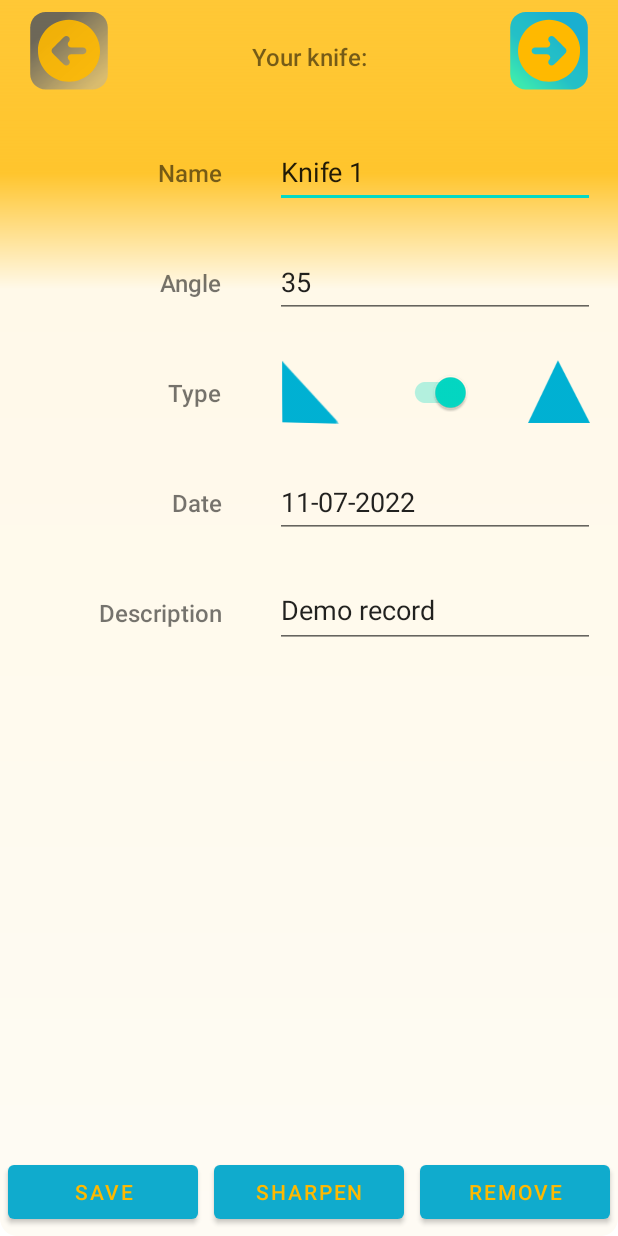
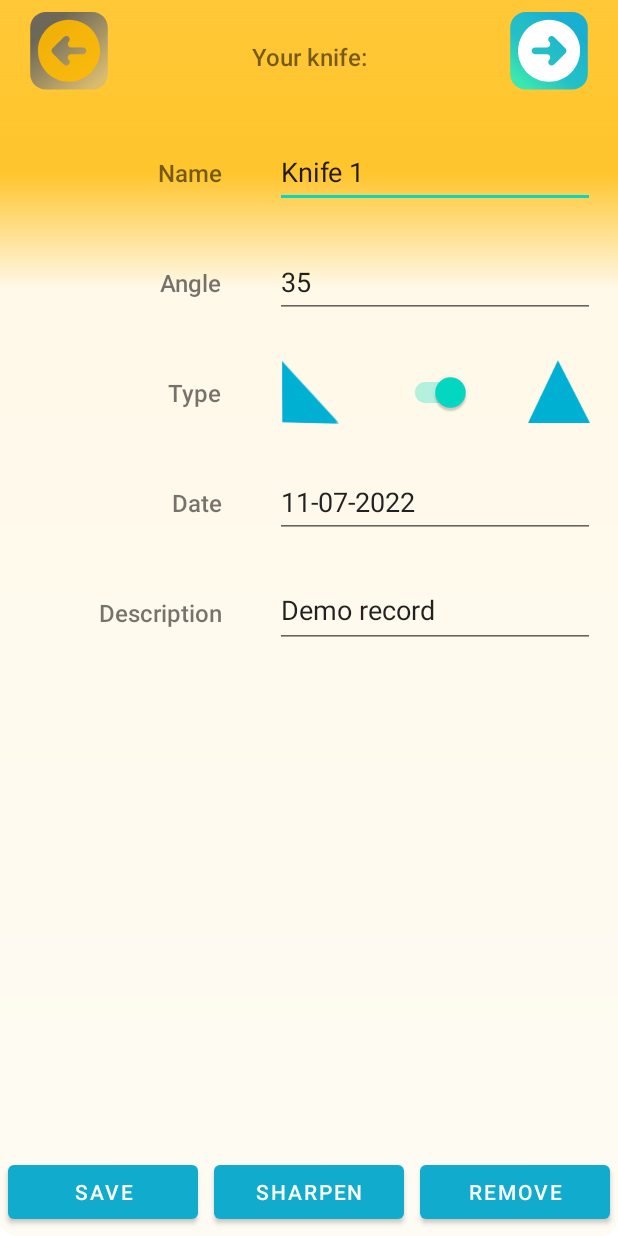
Before and after one commit to ArtyseevWork/KniveSharpening, an Android app: the screen it shows after launch (KnifeActivity), after a tap on "Knife 1", on a phone screen of 412 x 824 dp. Run offline under Robolectric (Android 15) with nearby library versions, the phone set to English and light mode, and no system bars.

Commit message:
fix rw error with list of knives, fix ui - btn colors

```diff
--- a/app/build.gradle
+++ b/app/build.gradle
@@ -9,8 +9,8 @@ android {
         applicationId "com.mordansoft.angleofknife"
         minSdk 21
         targetSdk 32
-        versionCode 2
-        versionName "1.1"
+        versionCode 3
+        versionName "1.2"
 
         testInstrumentationRunner "android.support.test.runner.AndroidJUnitRunner"
     }
--- a/app/src/main/AndroidManifest.xml
+++ b/app/src/main/AndroidManifest.xml
@@ -1,7 +1,8 @@
 <?xml version="1.0" encoding="utf-8"?>
 <manifest xmlns:android="http://schemas.android.com/apk/res/android"
     xmlns:tools="http://schemas.android.com/tools"
-    package="com.mordansoft.angleofknife">
+    package="com.mordansoft.angleofknife"
+    >
 
     <application
         android:allowBackup="true"
@@ -12,6 +13,7 @@
         android:roundIcon="@mipmap/ic_launcher_round"
         android:supportsRtl="true"
         android:theme="@style/Theme.KnifeSharpening"
+
         tools:targetApi="31">
 
         <activity
--- a/app/src/main/res/drawable/ic_arrow.xml
+++ b/app/src/main/res/drawable/ic_arrow.xml
@@ -22,5 +22,5 @@
   </path>
   <path
       android:pathData="M29,45C40.0457,45 49,36.0457 49,25C49,13.9543 40.0457,5 29,5C17.9542,5 9,13.9543 9,25C9,36.0457 17.9542,45 29,45ZM18.3475,23.5554C18.3529,23.5492 18.3581,23.5428 18.3636,23.5367C18.421,23.4737 17.999,23.8979 25.7754,16.1214C26.6257,15.2711 28.0051,15.27 28.8566,16.1214C29.7074,16.9722 29.7074,18.3516 28.8566,19.2024C27.5211,20.5379 28.4669,22.8214 30.3556,22.8214L38.022,22.8214C39.2253,22.8214 40.2006,23.7968 40.2006,25C40.2006,26.2032 39.2253,27.1786 38.022,27.1786L30.3555,27.1786C28.4668,27.1786 27.521,29.4621 28.8565,30.7976C29.7073,31.6484 29.7073,33.0278 28.8565,33.8786C28.0056,34.7294 26.6262,34.7294 25.7753,33.8786C17.9498,26.0531 18.3934,26.5035 18.2937,26.3821C17.6158,25.5552 17.6358,24.3577 18.3475,23.5554Z"
-      android:fillColor="#FFB900"/>
+      android:fillColor="#FFFFFFFF"/>
 </vector>
--- a/app/src/main/res/values/styles.xml
+++ b/app/src/main/res/values/styles.xml
@@ -7,7 +7,7 @@
     </style>
 
     <style name="ButtonColor" parent="Widget.MaterialComponents.Button">
-        <item name="android:textColor">@color/yellow</item>
+        <item name="android:textColor">@color/white</item>
         <item name="android:fontFamily">sans-serif-medium</item>
         <item name="android:textSize">14sp</item>
         <item name="android:paddingStart">3sp</item>
```
Also changed, not shown: app/src/main/res/layout/activity_main.xml (+16 -11 lines), 3 other files.
